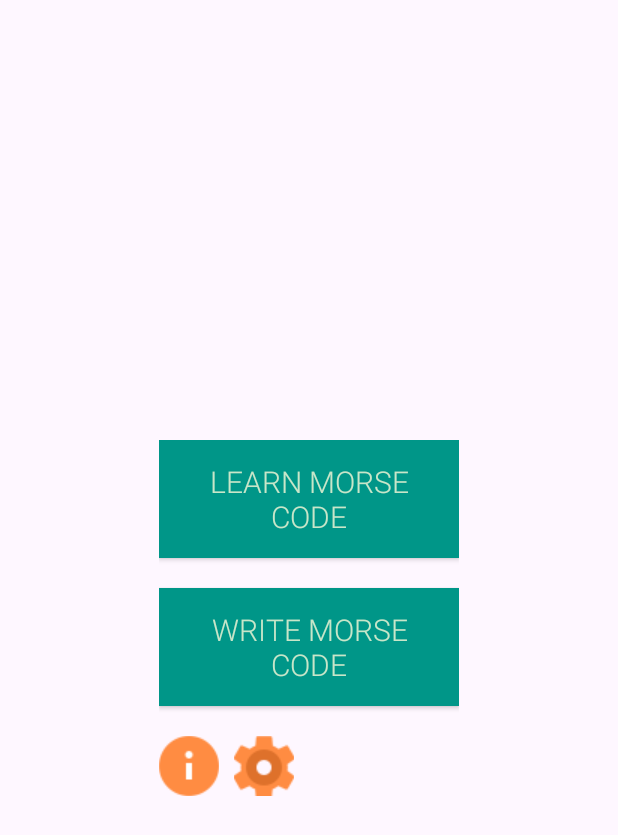
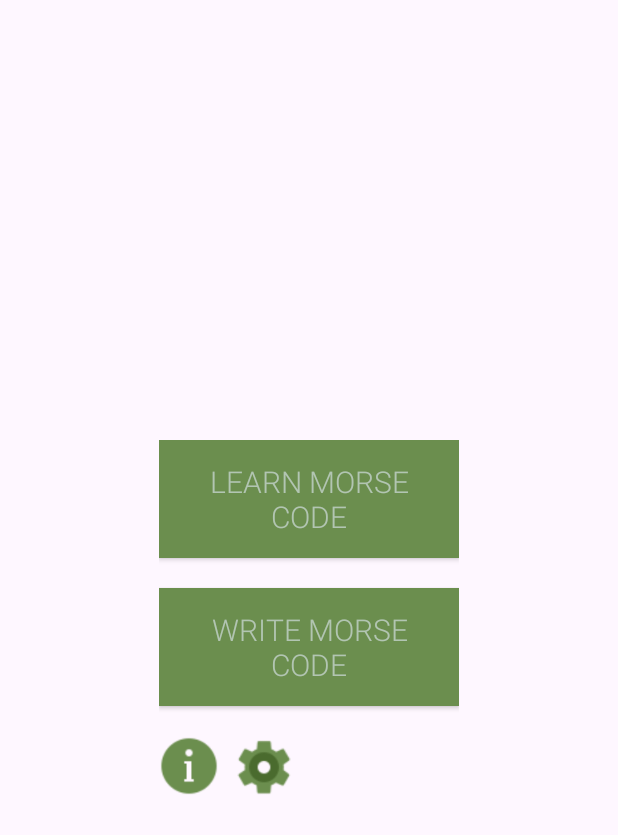
Before and after one commit to nateeno/MorseCodeApp, an Android app: the screen it shows after launch (MainActivity), on a phone screen of 412 x 824 dp. Shown: the top 835 px of the screen. Run offline under Robolectric (Android 15) with nearby library versions, the phone set to English and light mode, and no system bars.

Commit message:
UI is now green

```diff
--- a/app/src/main/res/layout/activity_main.xml
+++ b/app/src/main/res/layout/activity_main.xml
@@ -36,12 +36,14 @@
                 style="@style/SmallImageButtonStyle"
                 android:id="@+id/btn_about"
                 android:src="@drawable/icon_info"
-                android:layout_marginRight="10dp"/>
+                android:layout_marginRight="10dp"
+                android:scaleType="fitCenter"/>
 
             <ImageButton
                 style="@style/SmallImageButtonStyle"
                 android:id="@+id/btn_settings"
-                android:src="@drawable/icon_setting"/>
+                android:src="@drawable/icon_setting"
+                android:scaleType="fitCenter"/>
         </LinearLayout>
 
 
--- a/app/src/main/res/values/colors.xml
+++ b/app/src/main/res/values/colors.xml
@@ -1,6 +1,7 @@
 <resources>
-    <color name="black">#FF000000</color>
-    <color name="white">#FFFFFFFF</color>
-    <color name="mainColor">#009688</color> <!-- Teal -->
-    <color name="secondaryColor">#C8E6C9</color> <!-- Light Green -->
+    <color name="black">#1B2727</color>
+    <color name="white">#D5DDDF</color>
+    <color name="mainColor">#6B8E4E</color>
+    <color name="secondaryColor">#B2C5B2</color>
+    <color name="thirdColor">#3C5148</color>
 </resources>
--- a/app/src/main/res/values/styles.xml
+++ b/app/src/main/res/values/styles.xml
@@ -24,5 +24,4 @@
         <item name="android:layout_height">40dp</item>
         <item name="android:background">?android:attr/selectableItemBackground</item>
     </style>
-
 </resources>
```
Also changed, not shown: app/src/main/res/drawable/icon_info.png, app/src/main/res/drawable/icon_lock.png, app/src/main/res/drawable/icon_setting.png.
